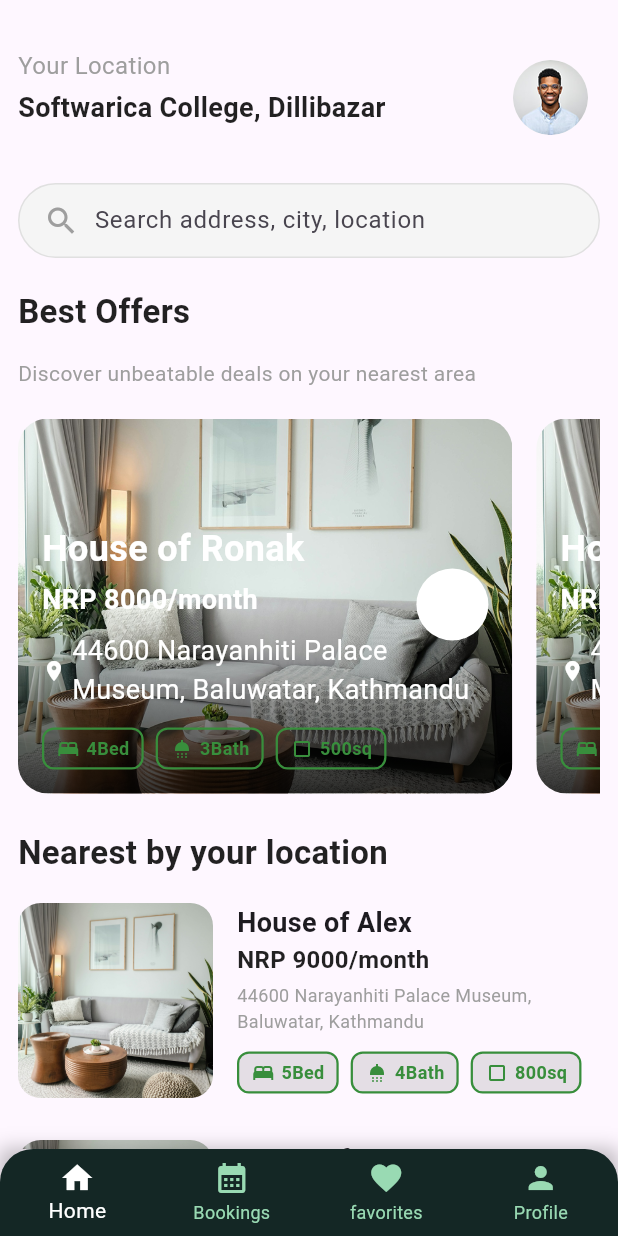
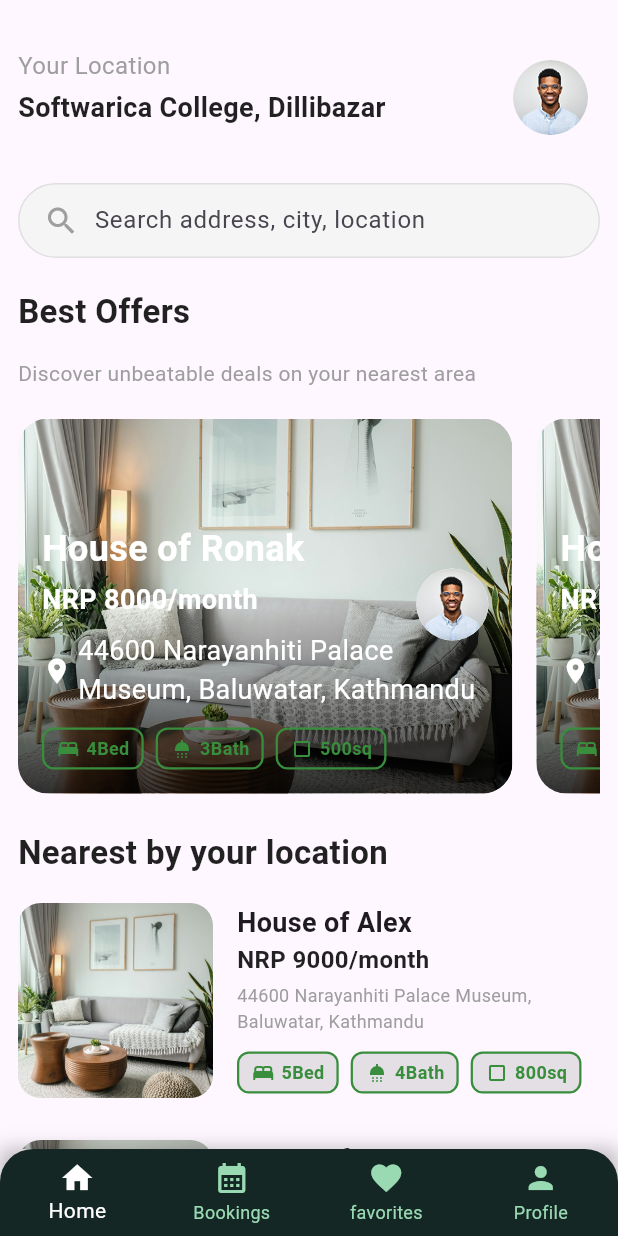
Before and after one commit to sagarlama0102/rentease, a Flutter app: the BottomScreenLayout screen opened directly, on a phone screen of 412 x 824 dp. Run offline on Flutter 3.47's test engine with Material 3 defaults, Android fonts, the phone set to English and light mode, and no system bars.

Commit message:
fixing widgets

```diff
--- a/lib/widgets/best_offer_card.dart
+++ b/lib/widgets/best_offer_card.dart
@@ -63,7 +63,7 @@ class BestOfferCard extends StatelessWidget {
                     SizedBox(height: 8),
                     Row(
                       children: [
-                        Icon(Icons.location_on, color: Colors.white, size: 16),
+                        Icon(Icons.location_on, color: Colors.white, size: 20),
                         SizedBox(width: 4),
                         Expanded(
                           child: Text(
@@ -98,6 +98,7 @@ class BestOfferCard extends StatelessWidget {
               child: CircleAvatar(
                 radius: 24,
                 backgroundColor: Colors.white,
+                backgroundImage:  AssetImage('assets/images/personimage.png'),
               ),
             ),
           ],
```
